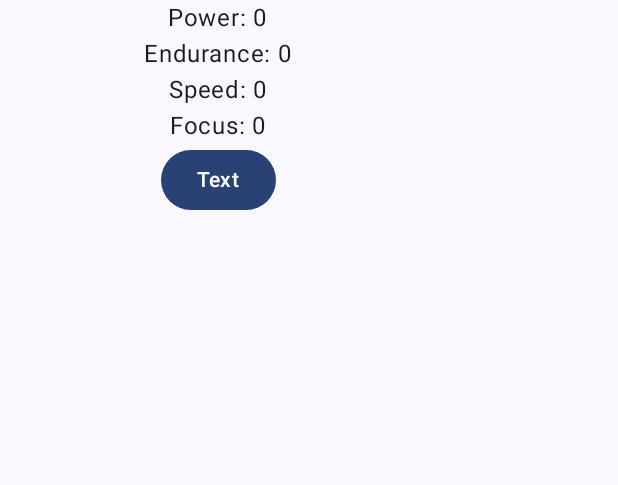
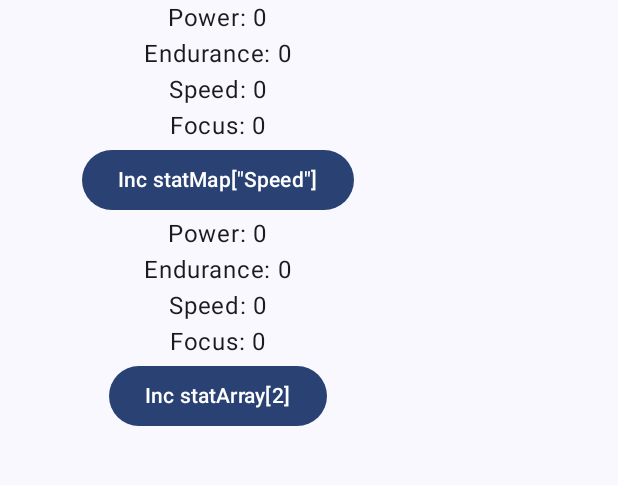
Before and after one commit to anderson79/cs3170_25fall, an Android app built with Jetpack Compose: the screen it shows after launch (MainActivity), on a phone screen of 412 x 824 dp, the part 64-549 px from its top. Run offline under Robolectric (Android 15) with nearby library versions, the light colour scheme and no system bars.

Commit message:
You should now be able to use the arrays of the Character class to store the stats/attributes. In MainActivity.kt there are examples of using both the map and array

```diff
--- a/projects/Project2_CharacterCreator/app/src/main/java/com/example/charactercreator/Character.kt
+++ b/projects/Project2_CharacterCreator/app/src/main/java/com/example/charactercreator/Character.kt
@@ -1,8 +1,34 @@
 /**
  * Character.kt
  *
- * This file contains the Character class definition, as well as other data such as
- * what Icon is associated with each stat or attribute.
+ * This file contains the Character class definition, as well some other data such as
+ * what Icon is associated with each stat/attribute, stored in statList and attribList.
+ *
+ * To create a persistent Character object, you can use rememberCharacterState() which returns a
+ * mutable state Character object that is remembered after function calls
+ *
+ * To update character fields such as name, charClass, or description, you would use the characterState
+ * you get from rememberCharacterState() and reassign it's `value` with a copy of the current state
+ * Which if updating the name, looks like:
+ *
+ * characterState.value = characterState.value.copy(name = newName)
+ *
+ * That will create a copy of the current value and replace the name, and reassign the state
+ * to this new copy.
+ *
+ * There are two ways to store Character stats/attributes. One uses a map of (name: value) and the
+ * other uses arrays that you would use in parallel with the `statList` and `attribList` provided
+ *
+ * To update a stat, you would call
+ * updateStat(characterState, statString or statIndex, +/- 1, character.maxPoints)
+ *
+ * This will reassign characterState.value to the updated Character. The attributes are updated
+ * during this function call, so the resulting state has the correct everything
+ *
+ * NOTE: You cannot use both statMap and statArray, you can only use one or the other to store the
+ * character data. If you want to, you can comment out the one you aren't using just to make sure.
+ * If so, also need to comment out all methods/functions that take either a Map or an Array.
+ * Basically anything that is red after you comment out either statMap or statArray
  */
 package com.example.charactercreator.com.example.charactercreator
 
@@ -13,12 +39,13 @@ import androidx.compose.runtime.mutableStateOf
 import androidx.compose.runtime.remember
 import com.example.charactercreator.R
 
+// this little class is just to group the stat/attribute names with their icon and a short
+// description
 data class StatInfo(
-    val name: String,
-    @DrawableRes val icon: Int,
-    val description: String
+    val name: String, @DrawableRes val icon: Int, val description: String
 )
 
+// statList has a StatInfo for each stat to group the name, icon, and short description of each stst
 val statList = listOf(
     StatInfo("Power", R.drawable.construction_24px, "Increases attack damage"),
     StatInfo("Endurance", R.drawable.baseline_fitness_center_24, "Improves defense"),
@@ -26,49 +53,101 @@ val statList = listOf(
     StatInfo("Focus", R.drawable.baseline_visibility_24, "Reduces cost")
 )
 
-val attributesList = listOf(
+// similar to statList, attrib list has a StatInfo for each attribute
+val attribList = listOf(
     StatInfo("Attack", R.drawable.swords_24px, "Amount of damage done"),
     StatInfo("Defense", R.drawable.baseline_security_24, "Amount of damage blocked"),
     StatInfo("Cost", R.drawable.baseline_price_change_24, "Cost for casting this character"),
-    )
+)
 
+/**
+ * All the fields of Character have a default initial value, so you only need to give it the
+ * fields you want. I recommend NOT giving it a statMap/statArray nor a attribMap/attribArray. Those
+ * are both initialized to work with the stats and attributes listed in the statList and attribList.
+ * You would probably actually want all the properties to be private but we are just making them
+ * public so it is easier to use.
+ *
+ * @property name String of the character name
+ * @property charClass String of the character's class
+ * @property description String of the character description
+ * @property statMap map of (statName: statValue)
+ * @property statArray array of stat values in parallel with statList
+ * @property attribMap map of (attribName: attribValue)
+ * @property attribArray array of attribute values in parallel with attribList
+ * @property maxPoints The max sum of points that can be spend on character stats
+ */
 data class Character(
-    val name: String = "",
-    val charClass: String= "",
-    val description: String = "",
+    // *********************************************************************************************
+    // Character properties
+    // *********************************************************************************************
 
+    //**********************************
+    // Character strings
+    // We could put these in a map or array (if you want you can try one of those)
+    // but just having them as individual variables is okay
+    val name: String = "", val charClass: String = "", val description: String = "",
+
+
+    // ************************************
+    // Character stats
+    // There are two approaches to storing the character stats
+    // this one involves using a Map of (statName: statValue)
     val statMap: Map<String, Int> = mapOf(
-        "Power" to 4,
-        "Endurance" to 1,
-        "Speed" to 0,
-        "Focus" to 5
+        "Power" to 0, "Endurance" to 0, "Speed" to 0, "Focus" to 0
     ),
 
-    // can use parallel arrays
-    val statArray: Array<Int> = arrayOf(0,0,0,0),
+    // Another option is to use an array where index 0 in statArray represents the same
+    // stat as index 0 does in statsList above (Power), and index 1 is the stat at index 1
+    // in statList (Endurance), etc.
+    val statArray: Array<Int> = arrayOf(0, 0, 0, 0),
 
     // can use individual variables
-    val power :Int = 0,
-    val endurance: Int= 0,
+    // I don't recommend this as it will be more work
+    // val power: Int = 0,
+    // val endurance: Int = 0,
 
-    val attributes: Map<String, Int> = mapOf(
-        "Attack" to 0,
-        "Defense" to 0,
-        "Cost" to 0
+    // *******************************************
+    // Character attributes
+    // There are also two approaches to storing the attributes
+    // attribMap maps (attribName: attribValue)
+    val attribMap: Map<String, Int> = mapOf(
+        "Attack" to 0, "Defense" to 0, "Cost" to 0
     ),
+
+    // Similar to statArray, the value at index 0 of attribArray represents the value
+    // of the attribute located at index 0 in attribList (Attack), index 1 is the attribute
+    // at index 1 in attribList (Defensee), etc.
+    val attribArray: Array<Int> = arrayOf(0, 0, 0),
+
+    // You can modify this to give more flexibility, but it should remain constant once a character
+    // is created. Although, you could think of a situation where a specific class gets a different
+    // number of maxPoints...
     val maxPoints: Int = 10
+) {
 
-//    val total = power + endurance + speed + focus
-//    val remaining = maxPoints - total
-//
-//    val attack = (2 * power + 0.5 * speed).toInt()
-//    val defense = (2 * endurance + 0.5 * speed).toInt()
-//    val cost = ((attack + defense) / 4.0 + 0.5 * focus).toInt()
-) {
+    // *********************************************************************************************
+    // Character methods
+    // *********************************************************************************************
+
+    /**
+     * Total points
+     * Because of how I'm calculating total points here, you should only either
+     * use the array or map to store the stats.
+     */
     val totalPoints: Int
-        get() = statMap.values.sum()
+        get() = (statMap.values.sum() + statArray.sum())
 
-    /** Returns a copy with updated stats and recalculated attributes. */
+    /**
+     * This version of withUpdated stat added delta to the stat with the key
+     * statName, and returns a new character with the updated statMap. The
+     * stat won't be updated if the sum of stats has reached maxPoints, or if
+     * doing so would make it go below 0
+     *
+     * @param statName String for the stat to update in statMap
+     * @param delta how much to change the stat by (typically +/- 1)
+     * @param maxPoints value the sum of points cannot exceed
+     * @return a copy of the character with an updated statMap
+     */
     fun withUpdatedStat(statName: String, delta: Int, maxPoints: Int): Character {
         val newStats = statMap.toMutableMap()
         val currentValue = newStats[statName] ?: 0
@@ -80,12 +159,21 @@ data class Character(
 
         newStats[statName] = newValue
         return copy(
-            statMap = newStats,
-            attributes = computeAttributes(newStats)
+            statMap = newStats, attribMap = computeAttributes(newStats)
         )
     }
 
-    /** Returns a copy with updated stats and recalculated attributes. */
+    /**
+     * This version of withUpdated stat added delta to the stat at index statIndex in
+     * statArray, and returns a new character with the updated statArray. The
+     * stat won't be updated if the sum of stats has reached maxPoints, or if
+     * doing so would make it go below 0
+     *
+     * @param statindex index for the stat to update in statArray
+     * @param delta how much to change the stat by (typically +/- 1)
+     * @param maxPoints value the sum of points cannot exceed
+     * @return a copy of the character with an updated statArray
+     */
     fun withUpdatedStat(statIndex: Int, delta: Int, maxPoints: Int): Character {
         val newStats = statArray.clone()
         val currentValue = newStats[statIndex]
@@ -97,29 +185,51 @@ data class Character(
 
         newStats[statIndex] = newValue
         return copy(
-            statArray = newStats,
-            //attributes = computeAttributes(newStats)
+            statArray = newStats, attribArray = computeAttributes(newStats)
         )
     }
 
     companion object {
-        /** Computes Attack, Defense, and Cost from the current stats. */
+        /**
+         * given the Map, compute the attack, defense, and cost of the character
+         *
+         * @param stats a map of (stat: value)
+         * @return a map of (attribute: value)
+         */
         fun computeAttributes(stats: Map<String, Int>): Map<String, Int> {
             val power = stats["Power"] ?: 0
             val endurance = stats["Endurance"] ?: 0
             val speed = stats["Speed"] ?: 0
             val focus = stats["Focus"] ?: 0
 
-            val attack = (2 * stats.getOrDefault("Power", 0)) +
-                    (stats.getOrDefault("Speed", 0) / 2)
-            val defense = (2 * stats.getOrDefault("Endurance", 0)) +
-                    (stats.getOrDefault("Speed", 0) / 2)
+            val attack = (2 * stats.getOrDefault("Power", 0)) + (stats.getOrDefault("Speed", 0) / 2)
+            val defense =
+                (2 * stats.getOrDefault("Endurance", 0)) + (stats.getOrDefault("Speed", 0) / 2)
             val cost = ((attack + defense) / 4) + (stats.getOrDefault("Focus", 0) / 2)
 
             return mapOf(
-                "Attack" to attack,
-                "Defense" to defense,
-                "Cost" to cost
+                "Attack" to attack, "Defense" to defense, "Cost" to cost
+            )
+        }
+
+        /**
+         * given the array, calculate the attack, defense, and cost of the character
+         *
+         * @param stats array of character stats
+         * @return array with character attributes
+         */
+        fun computeAttributes(stats: Array<Int>): Array<Int> {
+            val power = stats[0]
+            val endurance = stats[1]
+            val speed = stats[2]
+            val focus = stats[3]
+
+            val attack = (2 * power) + (speed / 2)
+            val defense = (2 * endurance) + (speed / 2)
+            val cost = ((attack + defense) / 4) + (focus / 2)
+
+            return arrayOf(
+                attack, defense, cost
             )
         }
     }
@@ -129,19 +239,32 @@ data class Character(
     }
 }
 
+//**************************************************************************************************
+// Helper functions
+// *************************************************************************************************
 
-/** Compose helper: creates a mutable Character that triggers recomposition when changed. */
+/**
+ * This lets us simply call rememberCharacterState() instead of using
+ * remember {mutableStateOf()}
+ *
+ * @return MutableState for a character that will persist after a function call ends
+ */
 @Composable
 fun rememberCharacterState(): MutableState<Character> {
     return remember { mutableStateOf(Character()) }
 }
 
-/** Utility for updating a stat while preserving immutability. */
+/**
+ * Helper function to update the given stat based on a String. The characterState.value is assigned
+ * to a different Character if a change has occured, which will trigger recomposition
+ *
+ * @param characterState mutable state, the value field is reassigned which will trigger recomposition
+ * @param statName String of the stat in statMap to be updated
+ * @param delta how much (usually +/- 1) to change the stat by
+ * @param maxPoints the max limit for the sum of points, so we don't go over
+ */
 fun updateStat(
-    characterState: MutableState<Character>,
-    statName: String,
-    delta: Int,
-    maxPoints: Int
+    characterState: MutableState<Character>, statName: String, delta: Int, maxPoints: Int
 ) {
     val current = characterState.value
     val updated = current.withUpdatedStat(statName, delta, maxPoints)
@@ -150,10 +273,18 @@ fun updateStat(
     }
 }
 
-fun updateStat(    characterState: MutableState<Character>,
-                   statIndex: Int,
-                   delta: Int,
-                   maxPoints: Int) {
+/**
+ * Helper function to update the given stat based on an index. The characterState.value is assigned
+ * to a different Character if a change has occured, which will trigger recomposition
+ *
+ * @param characterState mutable state, the value field is reassigned which will trigger recomposition
+ * @param statIndex Index of the stat in statArray to be updated
+ * @param delta how much (usually +/- 1) to change the stat by
+ * @param maxPoints the max limit for the sum of points, so we don't go over
+ */
+fun updateStat(
+    characterState: MutableState<Character>, statIndex: Int, delta: Int, maxPoints: Int
+) {
     val current = characterState.value
     val updated = current.withUpdatedStat(statIndex, delta, maxPoints)
     if (updated != current) {
--- a/projects/Project2_CharacterCreator/app/src/main/java/com/example/charactercreator/MainActivity.kt
+++ b/projects/Project2_CharacterCreator/app/src/main/java/com/example/charactercreator/MainActivity.kt
@@ -59,7 +59,7 @@ fun CharacterCreatorApp(
     // You can use just character to access the values, but changing them here will not update the state!
     val character = characterState.value
     // You can thank me later, but here is the difficult task of calculating how many points are left
-    val remainingPoints = character.maxPoints - character.totalPoints
+    character.maxPoints - character.totalPoints
 
 
     Column(
@@ -71,37 +71,53 @@ fun CharacterCreatorApp(
             text = "Character Creator", fontSize = 36.sp,
         )
 
+        // *****************************************************************************************
+        // Examples of using the characterState to display and update stats
+        // The same approach will also work for displaying attributes
+
         // example of looping through list to get all stat strings
-//        statList.forEach { statInfo ->
-//            val statVal = character.statMap.getOrElse(statInfo.name, { 0 })
-//            Text("${statInfo.name} $statVal")
-//        }
-//        val statVal = character.statMap.getOrElse("Invalid", { 0 })
-//        Text("Invalid: $statVal")
+        // statInfo has the statName and statIcon you can access, and in just one loop you can
+        // go through all the stats. Or you can manually output the stats one at a time
+        statList.forEach { statInfo ->
+            val statVal = character.statMap.getOrElse(statInfo.name, { 0 })
+            Text("${statInfo.name}: $statVal")
+        }
 
-        // can loop through an array to get stats
-        for (i in 0..statList.size - 1) {
+        // this Button will add 1 to the stat mapped to "Speed" in the statMap of the character
+        Button(
+            onClick = {
+                updateStat(characterState, "Speed", 1, character.maxPoints)
+            }) {
+            Text("Inc statMap[\"Speed\"]")
+        }
+
+        // example of looping through the statList and charcter.statArray in parallel so index i
+        // has the stat info and the corresponding stat value in the lists/arrays
+        for (i in 0..statList.size - 1) { // this is the same as writing:
+            // for (int i = 0; i < statList.size; i++)
             Text("${statList[i].name}: ${character.statArray[i]}")
         }
 
-        // this "works" but it wont actually do what we need it to do
-        //character.statArray[2] = 3
+        // this Button will add 1 to the stat at index 2 (Speed) in the statArray of the character
         Button(
             onClick = {
                 updateStat(characterState, 2, 1, character.maxPoints)
-            }
-        ) {
-            Text("Text")
+            }) {
+            Text("Inc statArray[2]")
         }
+        //******************************************************************************************
+
         // Optional: display character name and class at the top under "Character Creator"
 
         // TODO Use composable to input name, class, and description
-        // Example: onNameChange = { newName -> characterState.value = character.copy(name = newName) }
+        //  Example: onNameChange = { newName -> characterState.value = character.copy(name = newName) }
         // Optional: can use a DropdownMenu and use a list of classes to choose from
         // Optional: can have a Button or placeholder for selecting or showing character image
 
-        // TODO Add 4 StatButtons to inc/dec each stat. These can be placed, two rows of two sets of buttons, or you can think of a way to use a LazyVerticalGrid to loop through statList and create 4 sets of buttons that way
-        // Each StatButton should call updateStat() with +/- 1
+        // TODO Add 4 StatButtons to inc/dec each stat. These can be placed, two rows of two sets of
+        //  buttons, or you can think of a way to use a LazyVerticalGrid to loop through statList
+        //  and create 4 sets of buttons that way
+        //  Each StatButton should call updateStat() with +/- 1
 
         // TODO: show remaining points (simple Text here is good)
 
@@ -109,20 +125,25 @@ fun CharacterCreatorApp(
     }
 }
 
+// *************************************************************************************************
+// These items are how I would recommend you break down the Composable functions in your project.
+// It is not necessary you use all or any of these, but it will probably be easier if you create a
+// couple Composable functions to help you make sense of what is happening in your code
+
 // TODO: TextEntry composable
-// Needs: Character info (name, class, description), lambdas for when name, class, and description changes
+//  Needs: Character info (name, class, description), lambdas for when name, class, and description changes
 // Optional: Modifier
 
 // TODO: EnterTextField composable
-// Needs: value to display, lambda to handle when the value changes (when user types)
+//  Needs: value to display, lambda to handle when the value changes (when user types)
 // Optional: String (or String resource id) for label, Icon (or Icon resource ID) to put in the TextField, Modifier
 
 // TODO: StatButtons composable
-// Needs: stat name, stat value, lambdas for increment and decrementing
+//  Needs: stat name, stat value, lambdas for increment and decrementing
 // Optional: Icon (or Icon resource ID) to show with each stat, Modifier
 
 // TODO: AttributeList Composable
-// Needs: map of stats: values
+//  Needs: map of stats: values
 // Optional: Modifier
 
 @Preview(showBackground = true)
```
